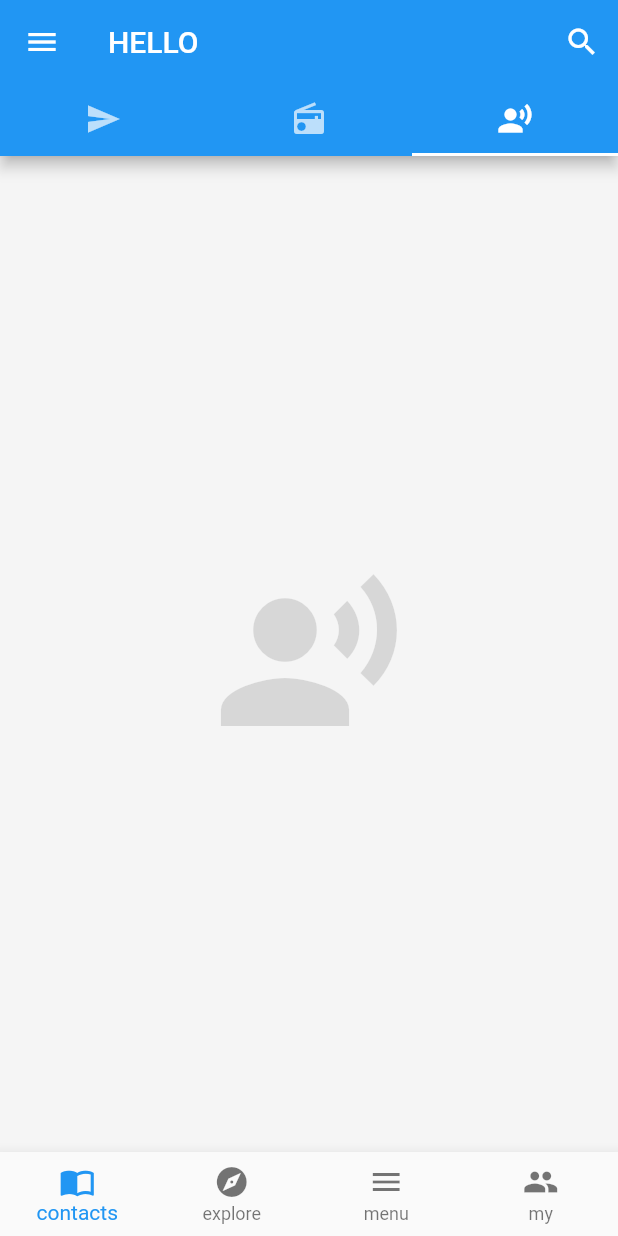
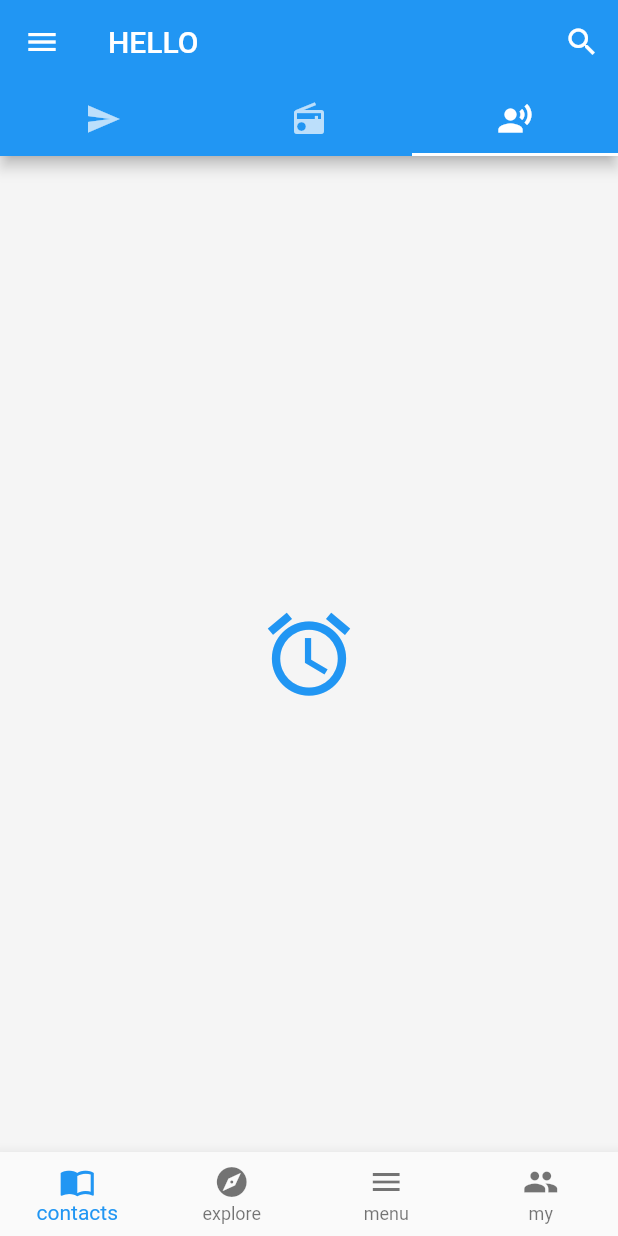
Before and after one commit to Amyuan23/flutter-demo, a Flutter app: the screen it shows after launch, tab 3 chosen, on a phone screen of 412 x 824 dp. Run offline on Flutter 3.47's test engine with Material 2 defaults, Android fonts, the phone set to English and light mode, and no system bars; network calls fail.

Commit message:
IconBadge

```diff
--- /dev/null
+++ b/lib/demo/layout.dart
@@ -0,0 +1,26 @@
+import 'package:flutter/material.dart';
+
+class LayoutDemo extends StatelessWidget {
+  @override
+  Widget build(BuildContext context) {
+    return Container(
+      child: IconBadge(
+        Icons.access_alarm,
+        size: 66,
+      ),
+    );
+  }
+}
+
+class IconBadge extends StatelessWidget {
+  final IconData icon;
+  final double size;
+
+  IconBadge(this.icon, {this.size = 32});
+  @override
+  Widget build(BuildContext context) {
+    return Container(
+      child: Icon(icon, size: size, color: Colors.blue),
+    );
+  }
+}
--- a/lib/main.dart
+++ b/lib/main.dart
@@ -3,6 +3,7 @@ import './demo/list.dart';
 import './demo/drawer.dart';
 import './demo/bottom_bar.dart';
 import './demo/basic.dart';
+import './demo/layout.dart';
 
 // 入口文件
 // void 不返回值
@@ -48,7 +49,7 @@ class Home extends StatelessWidget {
           body: TabBarView(children: <Widget>[
             ListDemo(),
             BasicDemo(),
-            Icon(Icons.record_voice_over, size: 128, color: Colors.black12),
+            LayoutDemo(),
           ]),
           drawer: DrawerDemo(),
           bottomNavigationBar: BottomBarDemo(),
```
